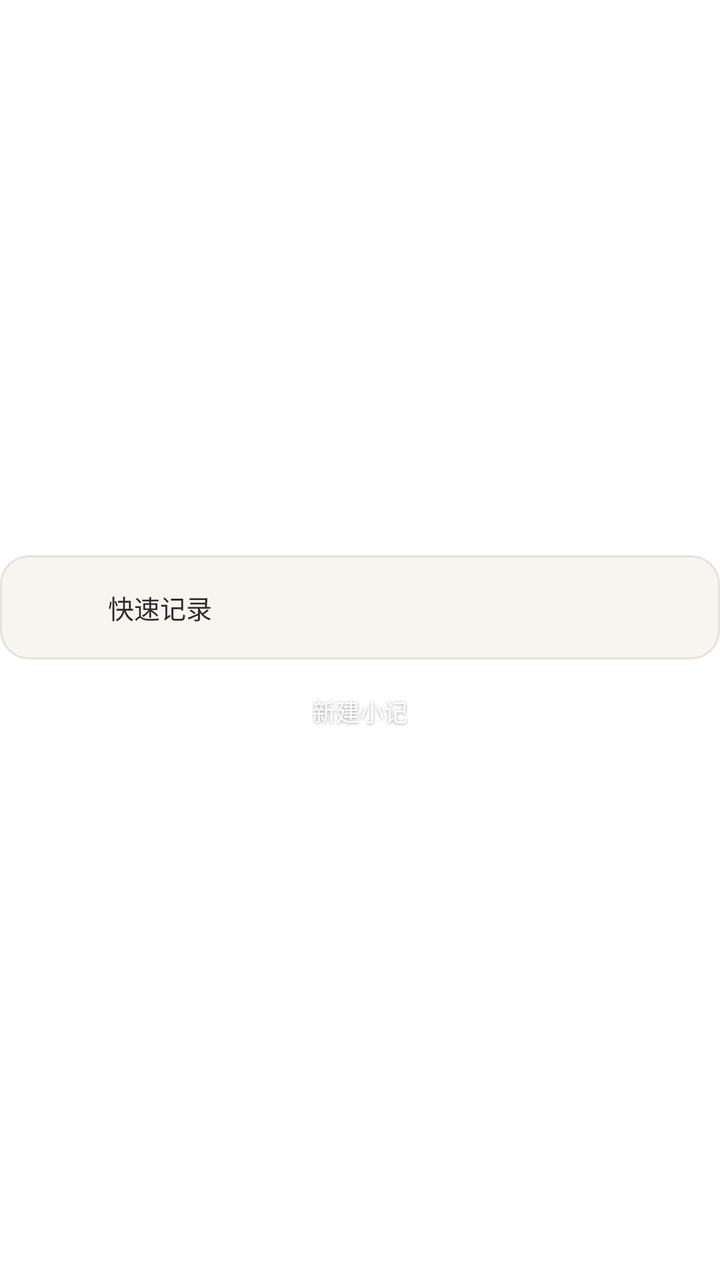
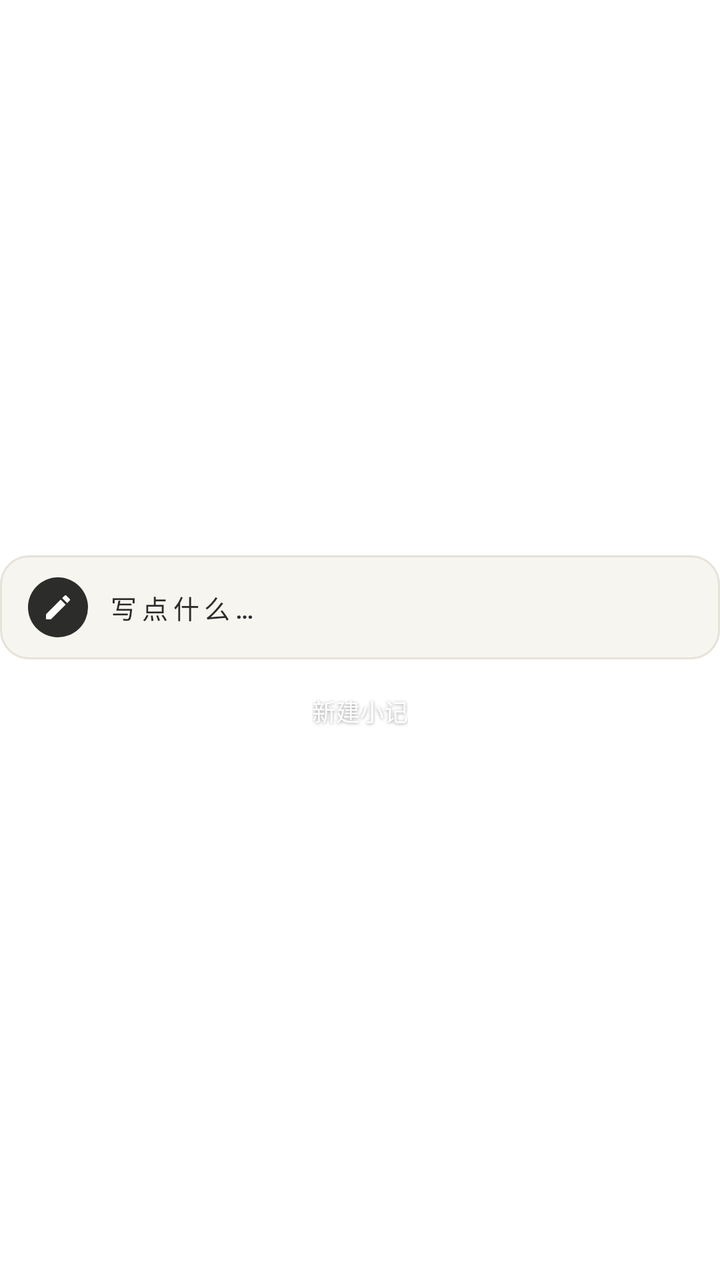

Screens rendered from an Android XML layout before and after an edit, with the pre-edit source and the edit as a unified diff.
<!-- AndroidManifest.xml: fallback theme Theme.MaterialComponents.DayNight.NoActionBar -->
<!-- res/layout/widget_new_note.xml -->
<?xml version="1.0" encoding="utf-8"?>
<FrameLayout xmlns:android="http://schemas.android.com/apk/res/android"
    android:id="@+id/widget_root"
    android:layout_width="match_parent"
    android:layout_height="match_parent"
    android:paddingTop="2dp">

    
    <LinearLayout
        android:layout_width="match_parent"
        android:layout_height="wrap_content"
        android:layout_gravity="center_vertical"
        android:gravity="center_horizontal"
        android:orientation="vertical">

        <LinearLayout
            android:id="@+id/widget_card"
            android:layout_width="match_parent"
            android:layout_height="52dp"
            android:background="@drawable/widget_new_note_bg"
            android:gravity="center_vertical"
            android:orientation="horizontal"
            android:paddingStart="14dp"
            android:paddingEnd="14dp">

            <ImageView
                android:layout_width="30dp"
                android:layout_height="30dp"
                android:contentDescription="@null"
                android:src="@mipmap/ic_launcher" />

            <TextView
                android:layout_width="0dp"
                android:layout_height="wrap_content"
                android:layout_marginStart="10dp"
                android:layout_weight="1"
                android:ellipsize="end"
                android:maxLines="1"
                android:text="@string/widget_new_note_desc_text"
                android:textColor="@color/widget_text"
                android:textSize="13sp" />
        </LinearLayout>

        <TextView
            android:id="@+id/widget_title"
            android:layout_width="wrap_content"
            android:layout_height="wrap_content"
            android:layout_marginTop="17dp"
            android:ellipsize="end"
            android:fontFamily="sans-serif-medium"
            android:maxLines="1"
            android:shadowColor="#66000000"
            android:shadowDx="0"
            android:shadowDy="1"
            android:shadowRadius="4"
            android:text="@string/shortcut_new_note_long"
            android:textColor="@color/widget_sub"
            android:textSize="12sp" />

    </LinearLayout>

</FrameLayout>
<!-- resources referenced by this layout -->
<resources>
  <color name="widget_sub">#FFFFFF</color>
  <color name="widget_text">#2C2C2A</color>
  <!-- drawable widget_new_note_bg (drawable) -->
  <?xml version="1.0" encoding="utf-8"?>
  <shape xmlns:android="http://schemas.android.com/apk/res/android"
      android:shape="rectangle">
      <solid android:color="@color/widget_bg" />
      <corners android:radius="14dp" />
      <stroke
          android:width="1dp"
          android:color="@color/widget_border" />
  </shape>
  <!-- mipmap ic_launcher (mipmap-anydpi-v26) -->
  <?xml version="1.0" encoding="utf-8"?>
  <adaptive-icon xmlns:android="http://schemas.android.com/apk/res/android">
      <background android:drawable="@color/ic_launcher_background" />
      <foreground android:drawable="@mipmap/ic_launcher_foreground" />
  </adaptive-icon>
  <string name="shortcut_new_note_long">新建小记</string>
  <string name="widget_new_note_desc_text">快速记录</string>
  <color name="widget_bg">#F7F5F0</color>
  <color name="widget_border">#E6E2D8</color>
  <color name="ic_launcher_background">#2C2C2A</color>
</resources>

<!-- the commit's change to res/layout/widget_new_note.xml (unified diff, before → after) -->
@@ -26,8 +26,11 @@
             <ImageView
                 android:layout_width="30dp"
                 android:layout_height="30dp"
+                android:background="@drawable/widget_icon_circle"
                 android:contentDescription="@null"
-                android:src="@mipmap/ic_launcher" />
+                android:padding="7dp"
+                android:src="@drawable/ic_widget_pen"
+                android:tint="@color/widget_icon_fg" />
 
             <TextView
                 android:layout_width="0dp"
@@ -35,6 +38,8 @@
                 android:layout_marginStart="10dp"
                 android:layout_weight="1"
                 android:ellipsize="end"
+                android:fontFamily="sans-serif-medium"
+                android:letterSpacing="0.2"
                 android:maxLines="1"
                 android:text="@string/widget_new_note_desc_text"
                 android:textColor="@color/widget_text"
<!-- resource entries referenced after the edit -->
@@ -1,7 +1,25 @@
 <!-- resources referenced by this layout -->
 <resources>
+  <color name="widget_icon_fg">#FFFFFF</color>
   <color name="widget_sub">#FFFFFF</color>
   <color name="widget_text">#2C2C2A</color>
+  <!-- drawable ic_widget_pen (drawable) -->
+  <?xml version="1.0" encoding="utf-8"?>
+  <vector xmlns:android="http://schemas.android.com/apk/res/android"
+      android:width="24dp"
+      android:height="24dp"
+      android:viewportWidth="24"
+      android:viewportHeight="24">
+      <path
+          android:fillColor="#FFFFFF"
+          android:pathData="M3,17.25V21h3.75L17.81,9.94l-3.75,-3.75L3,17.25zM20.71,7.04c0.39,-0.39 0.39,-1.02 0,-1.41l-2.34,-2.34a0.996,0.996 0,0 0,-1.41 0l-1.83,1.83 3.75,3.75 1.83,-1.83z" />
+  </vector>
+  <!-- drawable widget_icon_circle (drawable) -->
+  <?xml version="1.0" encoding="utf-8"?>
+  <shape xmlns:android="http://schemas.android.com/apk/res/android"
+      android:shape="oval">
+      <solid android:color="@color/widget_icon_bg" />
+  </shape>
   <!-- drawable widget_new_note_bg (drawable) -->
   <?xml version="1.0" encoding="utf-8"?>
   <shape xmlns:android="http://schemas.android.com/apk/res/android"
@@ -12,16 +30,10 @@
           android:width="1dp"
           android:color="@color/widget_border" />
   </shape>
-  <!-- mipmap ic_launcher (mipmap-anydpi-v26) -->
-  <?xml version="1.0" encoding="utf-8"?>
-  <adaptive-icon xmlns:android="http://schemas.android.com/apk/res/android">
-      <background android:drawable="@color/ic_launcher_background" />
-      <foreground android:drawable="@mipmap/ic_launcher_foreground" />
-  </adaptive-icon>
   <string name="shortcut_new_note_long">新建小记</string>
-  <string name="widget_new_note_desc_text">快速记录</string>
+  <string name="widget_new_note_desc_text">写点什么…</string>
+  <color name="widget_icon_bg">#2C2C2A</color>
   <color name="widget_bg">#F7F5F0</color>
   <color name="widget_border">#E6E2D8</color>
-  <color name="ic_launcher_background">#2C2C2A</color>
 </resources>
 
